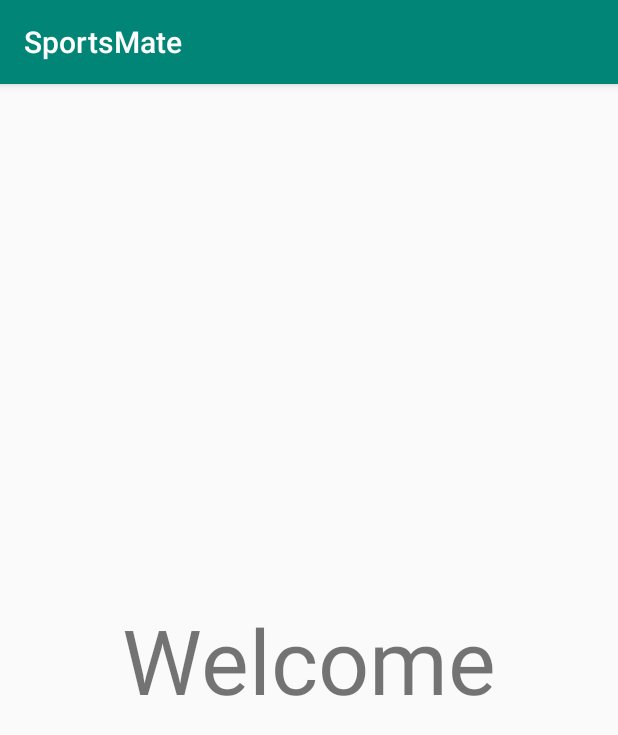
After one commit to hujianrui/Capstone, an Android app: the WelcomeActivity screen opened directly, with no data from a screen before it, on a phone screen of 412 x 824 dp. The commit adds this screen. Shown: the top 735 px of the screen. Run offline under Robolectric (Android 15) with nearby library versions, the phone set to English and light mode, and no system bars; our stand-ins replace Firebase (no records; nobody signed in at launch, a user with empty details on screens opened directly).

Commit message:
welcome page

```diff
--- a/SportsMate/app/src/main/AndroidManifest.xml
+++ b/SportsMate/app/src/main/AndroidManifest.xml
@@ -9,11 +9,12 @@
         android:roundIcon="@mipmap/ic_launcher_round"
         android:supportsRtl="true"
         android:theme="@style/AppTheme">
-        <activity android:name=".Activity.PoseActivity"></activity>
+        <activity android:name=".Activity.LoginActivity"/>
+        <activity android:name=".Activity.PoseActivity" />
         <activity android:name=".Activity.ProfileCreateActivity" />
         <activity android:name=".Activity.HomeActivity" />
         <activity android:name=".Activity.RegisterActivity" />
-        <activity android:name=".Activity.LoginActivity">
+        <activity android:name=".Activity.WelcomeActivity">
             <intent-filter>
                 <action android:name="android.intent.action.MAIN" />
 
--- a/SportsMate/app/src/main/java/com/capstone/sportsmate/Activity/HomeActivity.java
+++ b/SportsMate/app/src/main/java/com/capstone/sportsmate/Activity/HomeActivity.java
@@ -12,6 +12,7 @@ import com.capstone.sportsmate.Fragment.ListFragment;
 import com.capstone.sportsmate.Fragment.ProfileFragment;
 import com.capstone.sportsmate.R;
 import com.capstone.sportsmate.Fragment.TicketFragment;
+import com.google.firebase.auth.FirebaseAuth;
 
 public class HomeActivity extends AppCompatActivity {
 
@@ -55,6 +56,7 @@ public class HomeActivity extends AppCompatActivity {
                     break;
 
                 case R.id.nav_logout:
+                    FirebaseAuth.getInstance().signOut();
                     Intent messageIntent = new Intent(HomeActivity.this, LoginActivity.class);
                     startActivity(messageIntent);
                     break;
--- /dev/null
+++ b/SportsMate/app/src/main/java/com/capstone/sportsmate/Activity/WelcomeActivity.java
@@ -0,0 +1,26 @@
+package com.capstone.sportsmate.Activity;
+
+import android.content.Intent;
+import android.os.Handler;
+import android.support.v7.app.AppCompatActivity;
+import android.os.Bundle;
+
+import com.capstone.sportsmate.R;
+import com.google.firebase.auth.FirebaseAuth;
+
+public class WelcomeActivity extends AppCompatActivity {
+
+    @Override
+    protected void onCreate(Bundle savedInstanceState) {
+        super.onCreate(savedInstanceState);
+        setContentView(R.layout.activity_welcome);
+
+        new Handler().postDelayed(new Runnable() {
+            @Override
+            public void run() {
+                Intent messageIntent = new Intent(WelcomeActivity.this, LoginActivity.class);
+                startActivity(messageIntent);
+            }
+        }, 5000);
+    }
+}
--- /dev/null
+++ b/SportsMate/app/src/main/res/layout/activity_welcome.xml
@@ -0,0 +1,15 @@
+<?xml version="1.0" encoding="utf-8"?>
+<RelativeLayout xmlns:android="http://schemas.android.com/apk/res/android"
+    xmlns:tools="http://schemas.android.com/tools"
+    android:layout_width="match_parent"
+    android:layout_height="match_parent"
+    tools:context=".Activity.WelcomeActivity">
+
+    <TextView
+        android:id="@+id/textView"
+        android:layout_width="wrap_content"
+        android:layout_height="wrap_content"
+        android:text="Welcome"
+        android:textSize="60sp"
+        android:layout_centerInParent="true"/>
+</RelativeLayout>
```
Also changed, not shown: SportsMate/app/src/main/java/com/capstone/sportsmate/Activity/RegisterActivity.java (+10 -7 lines).
